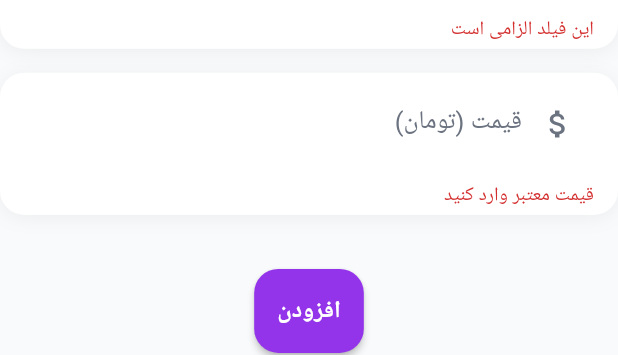
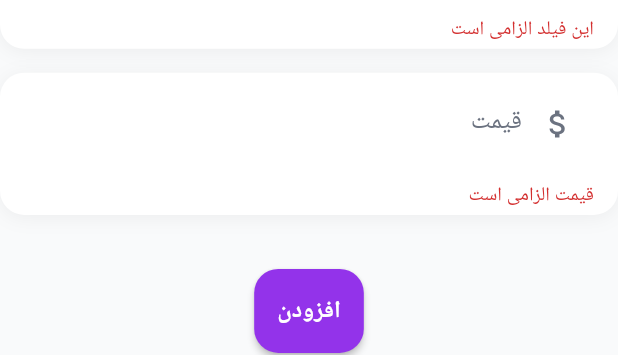
Before and after one commit to SamanEsmaeili3/smart_carwash_service_system, a Flutter app: the _AddServiceForm widget shown alone on an empty page, opened directly, after a tap on "افزودن", on a phone screen of 412 x 824 dp. Shown: the part 336-691 px from the top of the screen. Run offline on Flutter 3.47's test engine with Material 3 defaults, Android fonts, the phone set to English and light mode, and no system bars; our stand-ins replace flutter_map, jwt_decoder, latlong2, shared_preferences; accounts and stored records are empty; network calls fail; Roboto replaces fonts that are missing (Vazir).

Commit message:
Refactor: Change price type to double in CarwashServiceModel and update related logic

```diff
--- a/Frontend/carwash_front/lib/screens/carwash/carwash_home_screen.dart
+++ b/Frontend/carwash_front/lib/screens/carwash/carwash_home_screen.dart
@@ -1,3 +1,4 @@
+import 'package:carwash_front/services/utiles.dart';
 import 'package:flutter/material.dart';
 import 'package:provider/provider.dart';
 import '../../providers/carwash_service_provider.dart';
@@ -133,8 +134,9 @@ class _ServicesTab extends StatelessWidget {
                         style: TextStyle(color: Colors.grey[600]),
                       ),
                       const SizedBox(height: 8),
+
                       Text(
-                        "${service.price} تومان",
+                        "${formatMoney(service.price)} تومان", //like 150,000
                         style: const TextStyle(
                           color: AppColors.success,
                           fontWeight: FontWeight.bold,
@@ -172,16 +174,16 @@ class _ServicesTab extends StatelessWidget {
             content: const Text("آیا از حذف این سرویس مطمئن هستید؟"),
             actions: [
               TextButton(
-                onPressed: () => Navigator.pop(ctx),
-                child: const Text("انصراف"),
-              ),
-              TextButton(
                 onPressed: () async {
                   Navigator.pop(ctx);
                   // API: DELETE /api/carwash/services/<id>/
                   await provider.deleteService(id);
                 },
                 child: const Text("حذف", style: TextStyle(color: Colors.red)),
+              ),
+              TextButton(
+                onPressed: () => Navigator.pop(ctx),
+                child: const Text("انصراف"),
               ),
             ],
           ),
@@ -334,26 +336,49 @@ class _AddServiceFormState extends State<_AddServiceForm> {
   final _formKey = GlobalKey<FormState>();
 
   void _submit() async {
+    print("--------------------------------------------------");
+    print("Raw Input Price: '${_priceCtrl.text}'");
+
     if (_formKey.currentState!.validate()) {
       final provider = Provider.of<CarwashServiceProvider>(
         context,
         listen: false,
       );
 
+      // ۱. تمیز کردن ورودی (حذف ویرگول و فاصله، اما نگه داشتن نقطه)
+      // این دستور فقط اعداد 0-9 و نقطه (.) را نگه می‌دارد
+      String cleanPriceStr = _priceCtrl.text.replaceAll(RegExp(r'[^0-9.]'), '');
+
+      // ۲. تبدیل به double
+      double finalPrice = double.tryParse(cleanPriceStr) ?? 0.0;
+
+      print("Final Double Price: $finalPrice");
+
+      if (finalPrice <= 0) {
+        ScaffoldMessenger.of(context).showSnackBar(
+          const SnackBar(
+            content: Text("قیمت نامعتبر است"),
+            backgroundColor: Colors.red,
+          ),
+        );
+        return;
+      }
+
       final newService = CarwashServiceModel(
-        serviceName: _nameCtrl.text,
-        description: _descCtrl.text,
-        price: int.parse(_priceCtrl.text),
+        serviceName: _nameCtrl.text.trim(),
+        description: _descCtrl.text.trim(),
+        price: finalPrice, // مقدار double
       );
 
-      // API: POST /api/carwash/services/
+      print("Sending JSON: ${newService.toJson()}");
+
       final success = await provider.addService(newService);
 
       if (success && mounted) {
-        Navigator.pop(context); // Close sheet
+        Navigator.pop(context);
         ScaffoldMessenger.of(context).showSnackBar(
           const SnackBar(
-            content: Text("سرویس جدید اضافه شد"),
+            content: Text("سرویس با موفقیت ثبت شد"),
             backgroundColor: AppColors.success,
           ),
         );
@@ -375,31 +400,36 @@ class _AddServiceFormState extends State<_AddServiceForm> {
             style: TextStyle(fontWeight: FontWeight.bold, fontSize: 18),
           ),
           const SizedBox(height: 20),
+
           CustomInput(
             label: "نام سرویس",
-            hint: "مثال: روشویی نانو",
+            hint: "مثال: روشویی",
             icon: Icons.cleaning_services,
             controller: _nameCtrl,
           ),
+
           CustomInput(
             label: "توضیحات",
-            hint: "توضیحات کوتاه",
+            hint: "توضیحات...",
             icon: Icons.description,
             controller: _descCtrl,
           ),
+
           CustomInput(
-            label: "قیمت (تومان)",
+            label: "قیمت",
             hint: "150000",
             icon: Icons.attach_money,
             controller: _priceCtrl,
-            keyboardType: TextInputType.number,
-            validator:
-                (v) =>
-                    (v == null || int.tryParse(v) == null)
-                        ? "قیمت معتبر وارد کنید"
-                        : null,
+
+            keyboardType: const TextInputType.numberWithOptions(decimal: true),
+            validator: (v) {
+              if (v == null || v.isEmpty) return "قیمت الزامی است";
+              return null;
+            },
           ),
+
           const SizedBox(height: 20),
+
           CustomButton(
             text: "افزودن",
             onPressed: _submit,
--- /dev/null
+++ b/Frontend/carwash_front/lib/services/utiles.dart
@@ -0,0 +1,6 @@
+String formatMoney(double amount) {
+  return amount.toInt().toString().replaceAllMapped(
+    RegExp(r'(\d{1,3})(?=(\d{3})+(?!\d))'),
+    (Match m) => '${m[1]},',
+  );
+}
```
Also changed, not shown: Frontend/carwash_front/lib/models/carwash_service_model.dart (+15 -4 lines), Frontend/carwash_front/lib/providers/carwash_service_provider.dart (+44 -29 lines).
